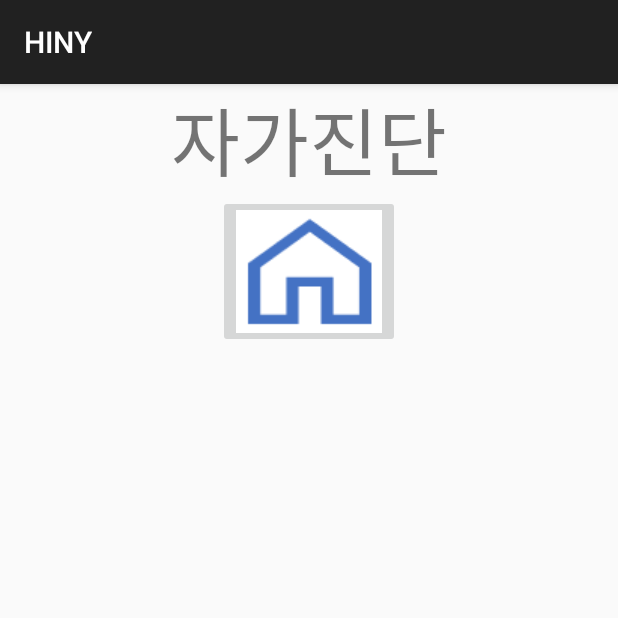
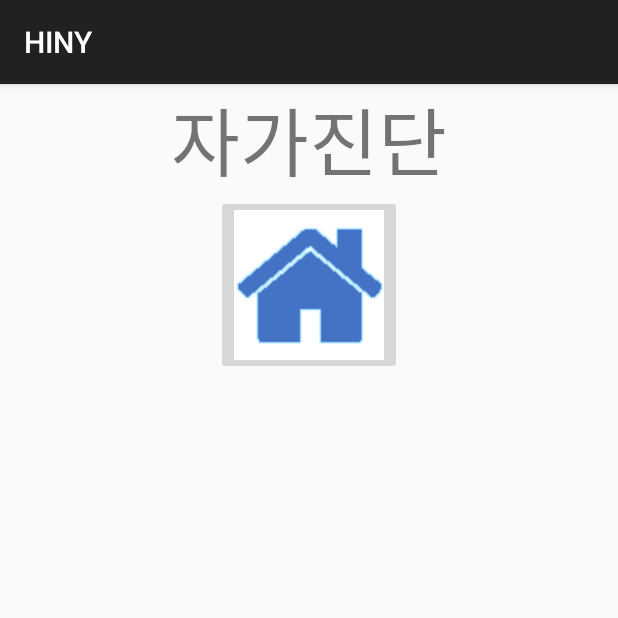
Before and after one commit to nam3762/HINY, an Android app: the CheckActivity screen opened directly, with no data from a screen before it, on a phone screen of 412 x 824 dp, the top half of it. Run offline under Robolectric (Android 15) with nearby library versions, the phone set to English and light mode, and no system bars.

Commit message:
Icon Updated
Yeah Icon & Splash

```diff
--- /dev/null
+++ b/app/src/main/res/drawable/splash.xml
@@ -0,0 +1,13 @@
+<layer-list xmlns:android="http://schemas.android.com/apk/res/android">
+
+    <item
+        android:drawable="@color/main_blue"/>
+
+    <item>
+        <bitmap
+            android:gravity="center"
+            android:src="@drawable/hiny_main"
+            android:scaleType="centerCrop"/>
+    </item>
+
+</layer-list>
--- a/app/src/main/res/values/colors.xml
+++ b/app/src/main/res/values/colors.xml
@@ -5,6 +5,7 @@
     <color name="purple_700">#FF3700B3</color>
     <color name="teal_200">#FF03DAC5</color>
     <color name="teal_700">#FF018786</color>
+    <color name="main_blue">#E2F4FF</color>
     <color name="black">#FF000000</color>
     <color name="white">#FFFFFFFF</color>
 </resources>
--- a/app/src/main/res/values/style.xml
+++ b/app/src/main/res/values/style.xml
@@ -1,7 +1,8 @@
 <resources xmlns:tools="http://schemas.android.com/tools">
 
     <style name="SplashActivityTheme" parent="Theme.AppCompat.NoActionBar" >
-        <item name="android:windowBackground">@drawable/hiny_main</item>
+        <item name="android:windowBackground">@drawable/splash</item>
+        <item name="android:windowFullscreen">true</item>
     </style>
 
 </resources>
```
Also changed, not shown: app/src/main/res/drawable/check.PNG, app/src/main/res/drawable/doctor.PNG, app/src/main/res/drawable/drugstore.PNG, app/src/main/res/drawable/hiny_main.PNG, app/src/main/res/drawable/home.PNG.
